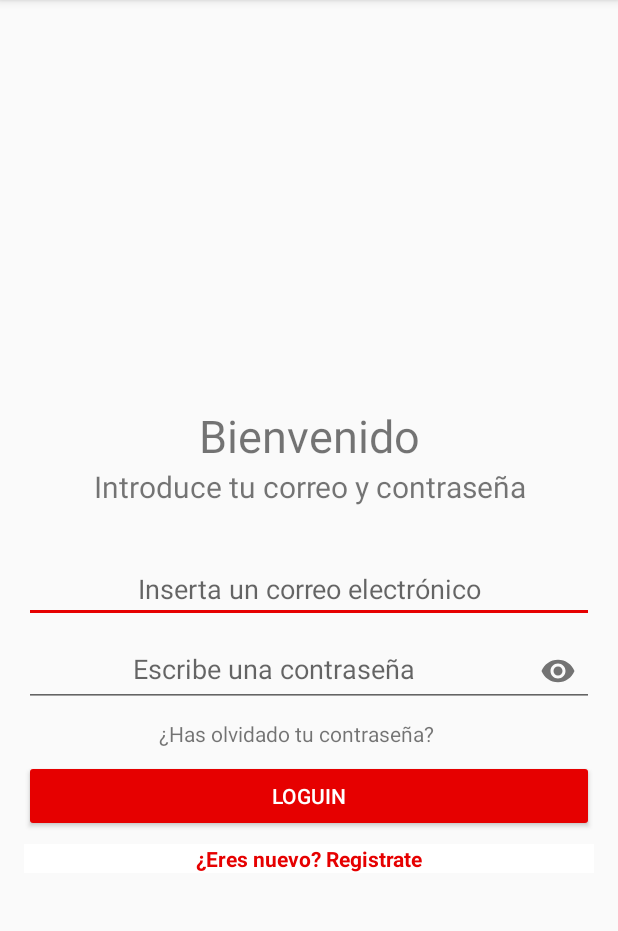
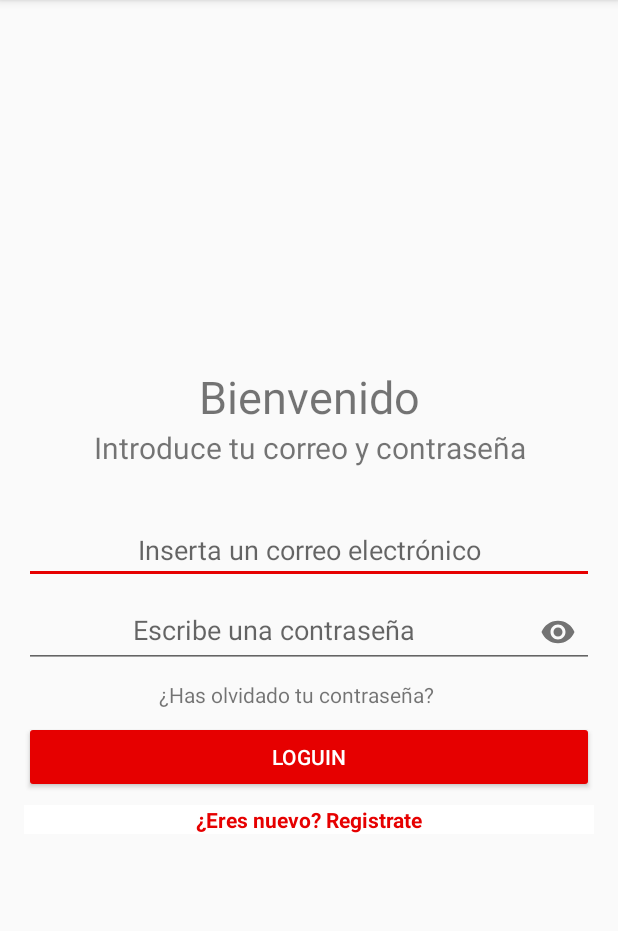
Before and after one commit to atangji/FirebaseDB, an Android app: the screen it shows after launch (LoginActivity), on a phone screen of 412 x 824 dp, the part 84-1015 px from its top. Run offline under Robolectric (Android 15) with nearby library versions, the phone set to English and light mode, and no system bars; our stand-ins replace Firebase (no records; nobody signed in at launch, a user with empty details on screens opened directly).

```diff
--- a/app/src/main/res/layout/activity_login.xml
+++ b/app/src/main/res/layout/activity_login.xml
@@ -14,7 +14,7 @@
         android:id="@+id/textView"
         android:layout_width="match_parent"
         android:layout_height="wrap_content"
-        android:layout_marginTop="84dp"
+        android:layout_marginTop="32dp"
         android:gravity="center_horizontal"
         android:text="Bienvenido"
         android:textAlignment="center"
```
